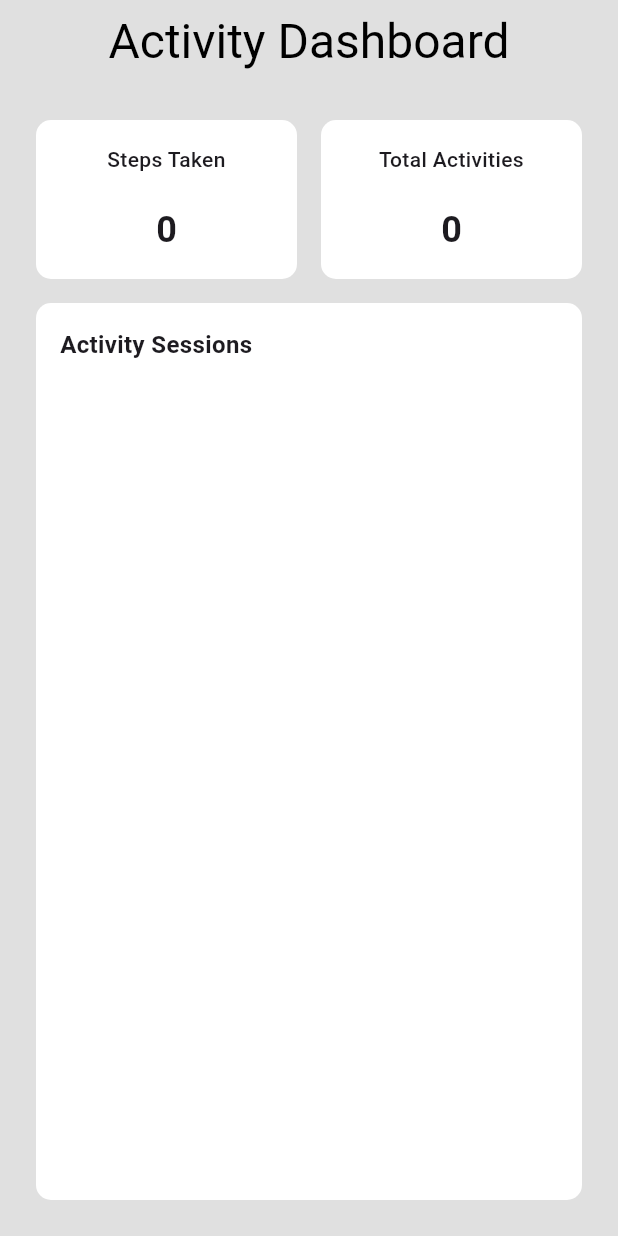
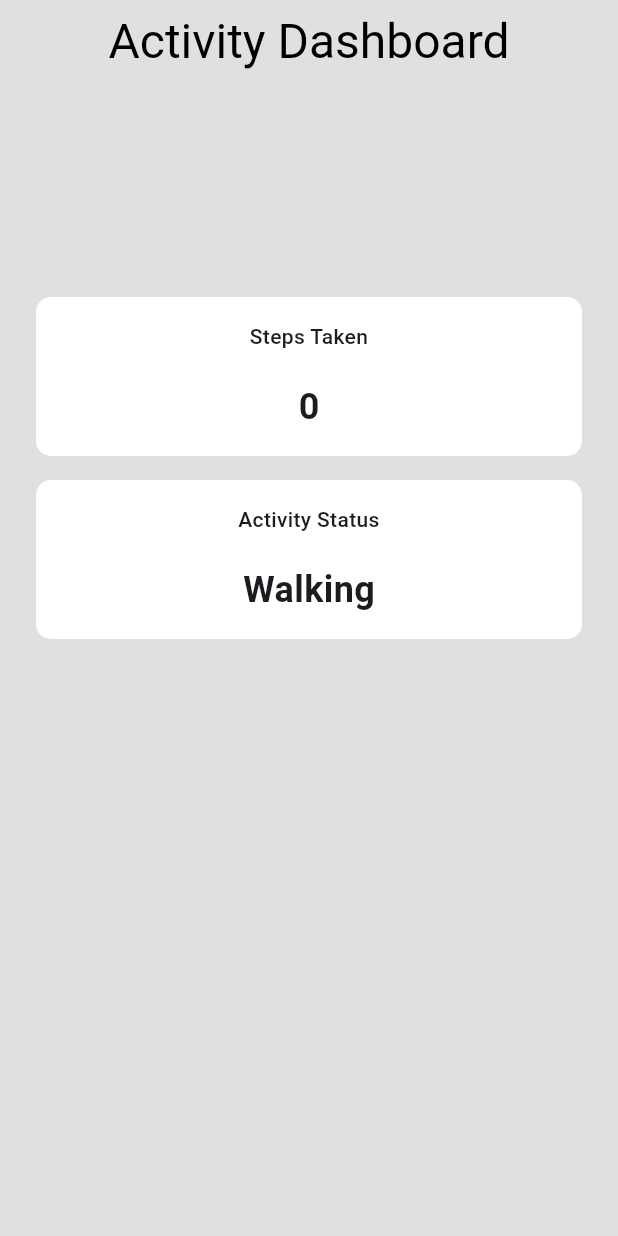
Before and after one commit to faaezk/fitness_app, a Flutter app: the screen it shows after launch, on a phone screen of 412 x 824 dp. Run offline on Flutter 3.47's test engine with Material 3 defaults, Android fonts, the phone set to English and light mode, and no system bars; our stand-ins replace flutter_blue_plus.

Commit message:
Updated code to show activity status and use multiple characteristics

```diff
--- a/lib/main.dart
+++ b/lib/main.dart
@@ -29,10 +29,14 @@
   List<BluetoothService> _services = [];
   Map<Guid, List<int>> readValues = {};
   int stepCount = 0;
+  List<String> activity = ["Walking", "Running"];
+  int activityIndex = 0;
 
   final String serviceUuid = "19b10010-e8f2-537e-4f6c-d104768a1214";
-  final String characteristicUuid = "19b10011-e8f2-537e-4f6c-d104768a1214";
+  final String stepCharacteristicUuid = "19b10011-e8f2-537e-4f6c-d104768a1214";
+  final String activityCharacteristicUuid = "19b10012-e8f2-537e-4f6c-d104768a1214";
   BluetoothCharacteristic? stepCharacteristic;
+  BluetoothCharacteristic? activityCharacteristic;
 
   @override
   void initState() {
@@ -84,21 +88,33 @@
     for (var service in _services) {
       if (service.uuid.toString() == serviceUuid) {
         for (var characteristic in service.characteristics) {
-          if (characteristic.uuid.toString() == characteristicUuid) {
+          if (characteristic.uuid.toString() == stepCharacteristicUuid) {
             stepCharacteristic = characteristic;
-            _subscribeToService();
+          } else if (characteristic.uuid.toString() == activityCharacteristicUuid) {
+            activityCharacteristic = characteristic;
           }
         }
       }
     }
+
+    _subscribeToServices();
   }
 
-  void _subscribeToService() {
+  void _subscribeToServices() {
     stepCharacteristic?.setNotifyValue(true);
     stepCharacteristic?.lastValueStream.listen((value) {
       if (value.isNotEmpty) {
         setState(() {
           stepCount = value[0];
+        });
+      }
+    });
+
+    activityCharacteristic?.setNotifyValue(true);
+    activityCharacteristic?.lastValueStream.listen((value) {
+      if (value.isNotEmpty) {
+        setState(() {
+          activityIndex = value[0];
         });
       }
     });
@@ -120,34 +136,18 @@
       body: Padding(
         padding: const EdgeInsets.all(24.0),
         child: Column(
-          mainAxisAlignment: MainAxisAlignment.spaceEvenly,
+          mainAxisAlignment: MainAxisAlignment.center,
           children: [
             Row(
-              mainAxisAlignment: MainAxisAlignment.spaceBetween,
-              children: [
-                Expanded(child: _buildStatCard("Steps Taken", stepCount.toString())),
-                const SizedBox(width: 16),
-                Expanded(child: _buildStatCard("Total Activities", "0")),
-              ],
+              mainAxisAlignment: MainAxisAlignment.center,
+              children: [Expanded(child: _buildStatCard("Steps Taken", stepCount.toString()))],
             ),
             const SizedBox(height: 16),
-            Expanded(
-              child: Container(
-                width: double.infinity,
-                padding: const EdgeInsets.all(16.0),
-                decoration: BoxDecoration(
-                  color: Colors.white,
-                  borderRadius: BorderRadius.circular(10),
-                ),
-                child: const Align(
-                  alignment: Alignment.topLeft,
-                  child: Text(
-                    "Activity Sessions",
-                    style: TextStyle(fontSize: 16, fontWeight: FontWeight.bold),
-                  ),
-                ),
-              ),
+            Row(
+              mainAxisAlignment: MainAxisAlignment.center,
+              children: [Expanded(child: _buildStatCard("Activity Status", activity[activityIndex]))],
             ),
+            const SizedBox(height: 256),
           ],
         ),
       ),
```
